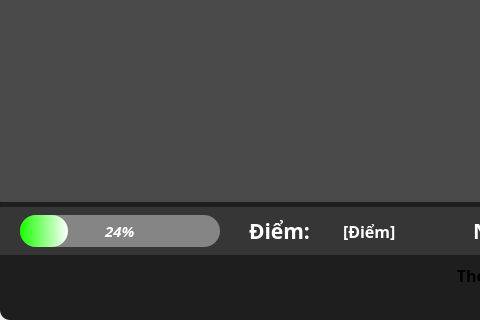
First picture: the form in UI_Files/result_form.ui, repository hoangm960/Astraea, before the edit; both pictures show x 0 to 480 and y 323 to 643 of the 960 by 643 pixel window.
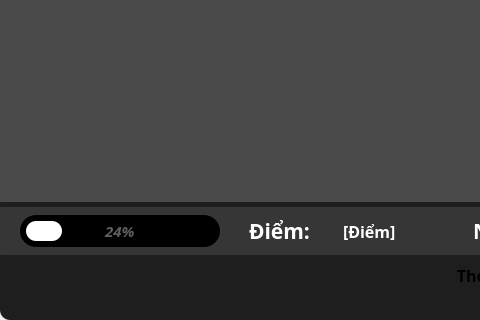
Second picture: the form after the edit. The open tabs and pages were chosen to show the change.

What changed in the file:
```diff
--- a/UI_Files/result_form.ui
+++ b/UI_Files/result_form.ui
@@ -578,14 +578,18 @@
                       <property name="styleSheet">
                        <string notr="true">QProgressBar { 	
 	border-radius: 16px;
- 	color: rgb(255,255,255);
+ 	color: rgb(95, 95, 95);
 	text-align: center;
-	background-color: rgba(255,255,255,100);
+	background-color: rgb(0,0,0);
 }
 
 QProgressBar::chunk {
-	border-radius: 16px;
-	background-color: qlineargradient(spread:pad, x1:0, y1:0.506, x2:1, y2:0.494, stop:0 rgba(25, 255, 0, 255), stop:1 rgba(255, 255, 255, 255));
+	margin: 6px;
+	border-bottom-right-radius:10px;
+	border-bottom-left-radius:10px;
+	border-top-right-radius:10px;
+	border-top-left-radius:10px;
+	background-color: rgb(255,255,255);
 }</string>
                       </property>
                       <property name="value">
```
Left out of the diff: 8 changed lines with no effect on the pictures.
